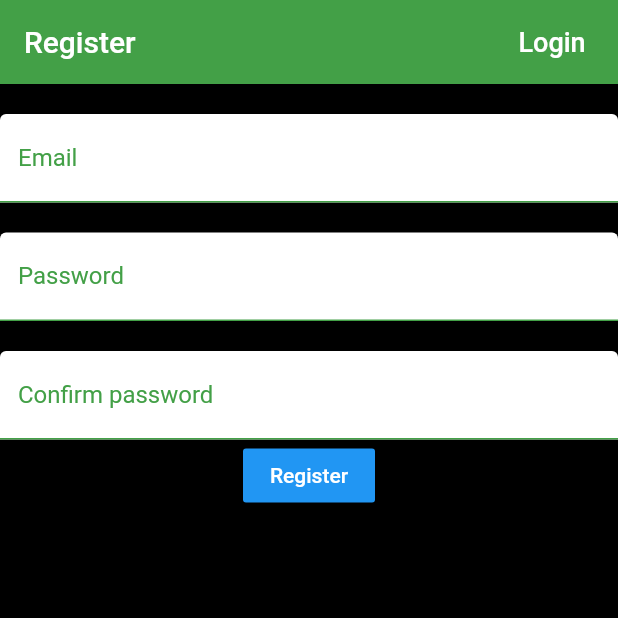
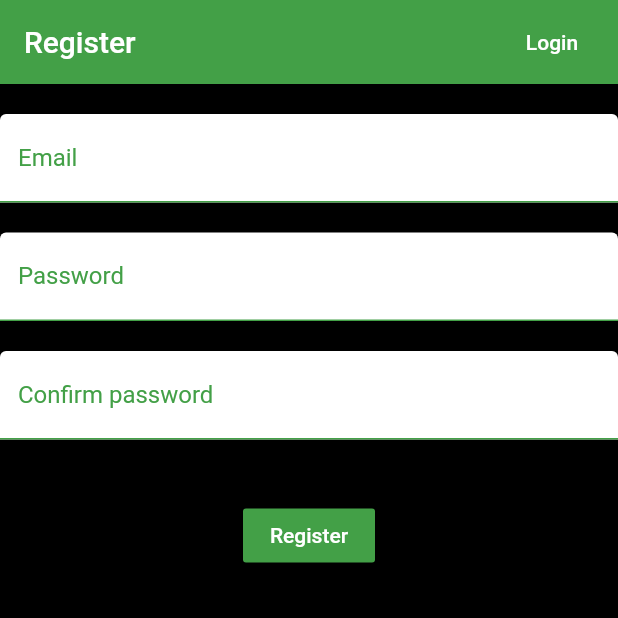
Before and after one commit to Gets-ItDone/gets-it-done-client, a Flutter app: the screen it shows after launch, after a tap on "Login", after a tap on "Register", on a phone screen of 412 x 824 dp, the top half of it. Run offline on Flutter 3.47's test engine with Material 2 defaults, Android fonts, the phone set to English and light mode, and no system bars; our stand-ins replace cloud_firestore, firebase_auth, flutter_spinkit; missing offline and left inert: speech_recognition; accounts and stored records are empty.

Commit message:
Remove overriding colors in auth pages.

```diff
--- a/lib/screens/authenticate/login.dart
+++ b/lib/screens/authenticate/login.dart
@@ -28,8 +28,7 @@ class _LoginState extends State<Login> {
               title: Text('Login'),
               actions: <Widget>[
                 FlatButton(
-                  child: Text('Register',
-                      style: TextStyle(color: Colors.white, fontSize: 18.0)),
+                  child: Text('Register'),
                   onPressed: () {
                     widget.toggleView();
                   },
@@ -72,7 +71,7 @@ class _LoginState extends State<Login> {
                     },
                   ),
                   SizedBox(
-                    height: 20.0,
+                    height: 40.0,
                   ),
                   RaisedButton(
                     onPressed: () async {
@@ -90,11 +89,7 @@ class _LoginState extends State<Login> {
                         }
                       }
                     },
-                    color: Colors.blue,
-                    child: Text('Login',
-                        style: TextStyle(
-                          color: Colors.white,
-                        )),
+                    child: Text('Login'),
                   ),
                   SizedBox(
                     height: 20.0,
--- a/lib/screens/authenticate/sign_up.dart
+++ b/lib/screens/authenticate/sign_up.dart
@@ -34,8 +34,7 @@ class _SignUpState extends State<SignUp> {
               title: Text('Register'),
               actions: <Widget>[
                 FlatButton(
-                  child: Text('Login',
-                      style: TextStyle(color: Colors.white, fontSize: 18.0)),
+                  child: Text('Login'),
                   onPressed: () {
                     widget.toggleView();
                   },
@@ -93,6 +92,9 @@ class _SignUpState extends State<SignUp> {
                       setState(() => passwordConfirm = value);
                     },
                   ),
+                  SizedBox(
+                    height: 40.0,
+                  ),
                   RaisedButton(
                     onPressed: () async {
                       if (password != passwordConfirm) {
@@ -114,11 +116,7 @@ class _SignUpState extends State<SignUp> {
                         }
                       }
                     },
-                    color: Colors.blue,
-                    child: Text('Register',
-                        style: TextStyle(
-                          color: Colors.white,
-                        )),
+                    child: Text('Register'),
                   ),
                   SizedBox(
                     height: 20.0,
```
